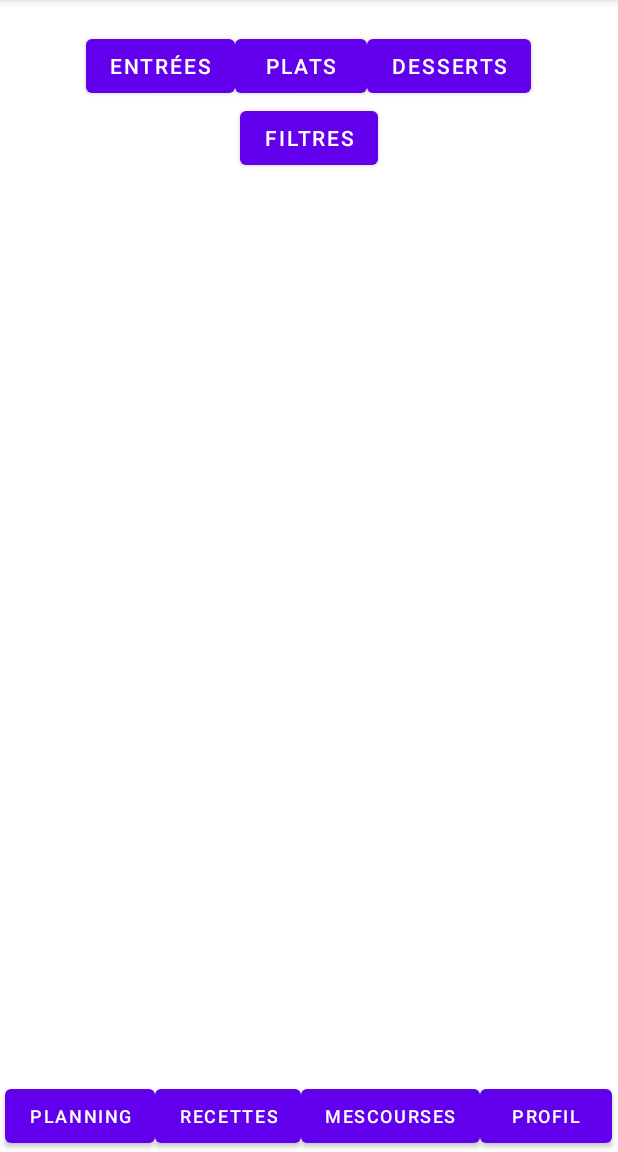
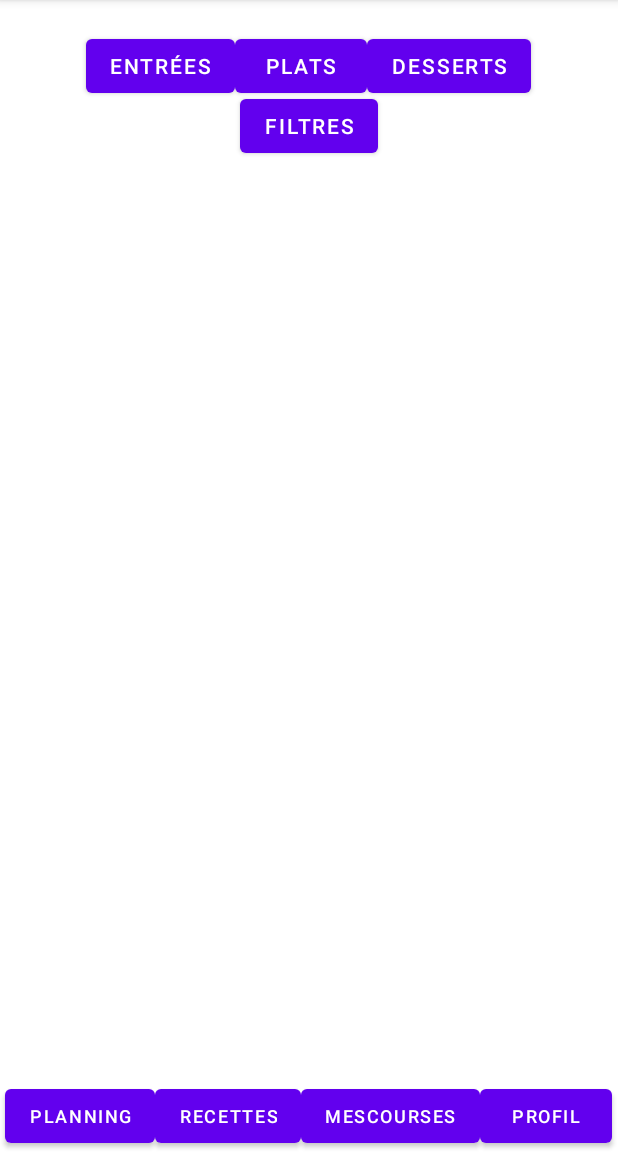
Before and after one commit to Ludovic-BAILET/Projet_TD2_Menu, an Android app: the ListRecipeActivity screen opened directly, with no data from a screen before it, on a phone screen of 412 x 824 dp, the part 84-1236 px from its top. Run offline under Robolectric (Android 15) with nearby library versions, the phone set to English and light mode, and no system bars.

Commit message:
Update activity_list_recipe.xml

```diff
--- a/app/src/main/res/layout/activity_list_recipe.xml
+++ b/app/src/main/res/layout/activity_list_recipe.xml
@@ -39,9 +39,10 @@
         android:id="@+id/filter_button"
         android:layout_width="wrap_content"
         android:layout_height="wrap_content"
-        app:layout_constraintTop_toBottomOf="@id/filters"
+        app:layout_constraintTop_toTopOf="@id/filters"
         app:layout_constraintLeft_toLeftOf="parent"
-        app:layout_constraintRight_toRightOf="parent"
+        android:layout_marginTop="60dp"
+        android:layout_marginLeft="160dp"
         android:text="@string/filtres" />
 
     <ListView
```
